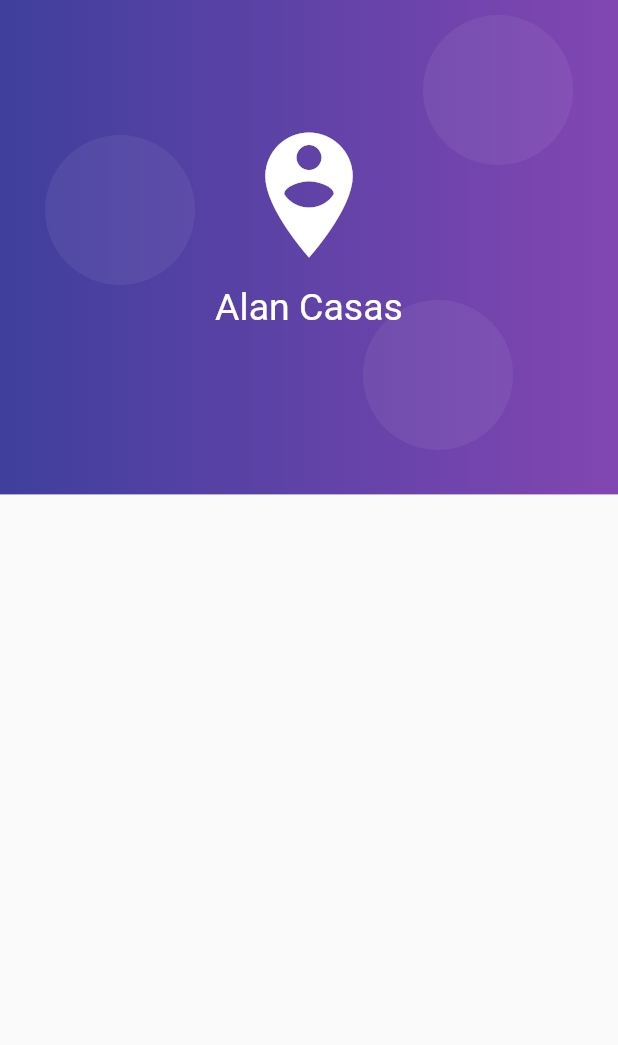
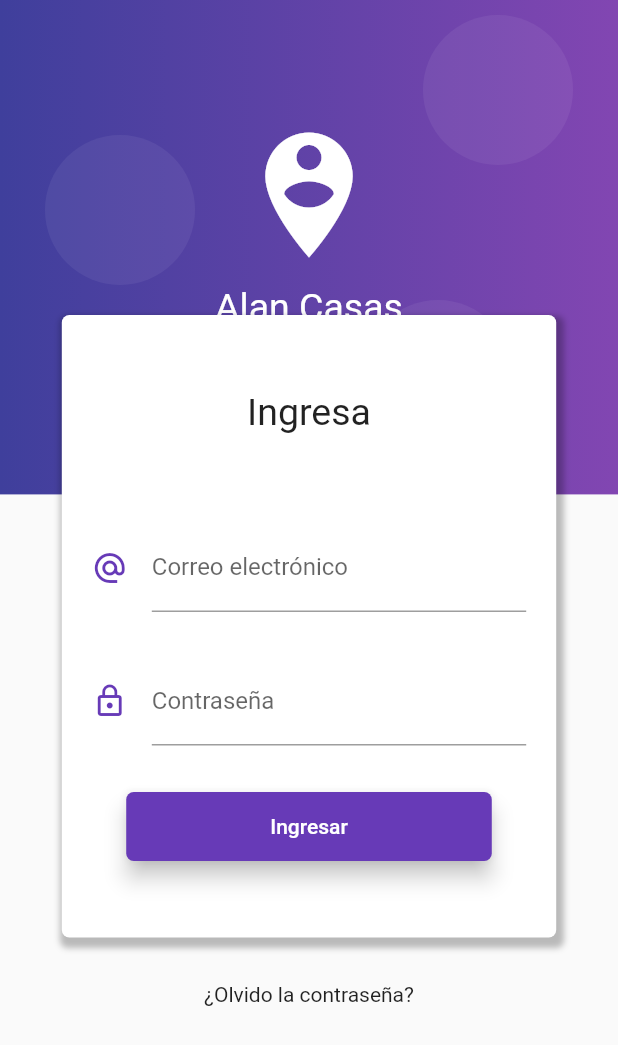
Before and after one commit to AlanCasasArevalo/Form-Validation-Flutter-, a Flutter app: the screen it shows after launch, on a phone screen of 412 x 824 dp. Shown: the top 1045 px of the screen. Run offline on Flutter 3.47's test engine with Material 2 defaults, Android fonts, the phone set to English and light mode, and no system bars.

Commit message:
[FEATURE][LOGIN] * Login page was improved

```diff
--- a/lib/src/page/login_page.dart
+++ b/lib/src/page/login_page.dart
@@ -8,7 +8,95 @@ class LoginPage extends StatelessWidget {
     return Scaffold(
       body: Stack(children: [
         _backgroundBuilder(context),
+        _loginForm(context),
       ]),
+    );
+  }
+
+  Widget _loginForm(BuildContext context) {
+    final size = MediaQuery.of(context).size;
+    return SingleChildScrollView(
+      child: Column(
+        children: [
+          SafeArea(child: Container(height: 180,)),
+          Container(
+            width: size.width * 0.8,
+            padding: EdgeInsets.symmetric(vertical: 50),
+            margin: EdgeInsets.symmetric(vertical: 30),
+            decoration: BoxDecoration(
+                color: Colors.white,
+              borderRadius: BorderRadius.circular(5),
+              boxShadow: <BoxShadow> [
+                BoxShadow(
+                  color: Colors.black26,
+                  blurRadius: 3,
+                  offset: Offset(2, 4),
+                  spreadRadius: 3
+                )
+              ]
+            ),
+            child: Column(
+              children: [
+                Text('Ingresa', style: TextStyle(fontSize: 25),),
+                SizedBox(height: 60,),
+                _emailBuilder(),
+                SizedBox(height: 30,),
+                _passwordBuilder(),
+                SizedBox(height: 30,),
+                _buttonBuilder(),
+              ],
+            ),
+          ),
+
+          Text('¿Olvido la contraseña?'),
+          SizedBox(height: 100,)
+        ],
+      ),
+    );
+  }
+
+  Widget _emailBuilder() {
+    return Container(
+      padding: EdgeInsets.symmetric(horizontal: 20),
+      child: TextField(
+        keyboardType: TextInputType.emailAddress,
+        decoration: InputDecoration(
+          icon: Icon(Icons.alternate_email, color: Colors.deepPurple,),
+          hintText: 'ejemplo@gmail.com',
+          labelText: 'Correo electrónico'
+        ),
+      ),
+    );
+  }
+
+  Widget _passwordBuilder() {
+    return Container(
+      padding: EdgeInsets.symmetric(horizontal: 20),
+      child: TextField(
+        obscureText: true,
+        decoration: InputDecoration(
+          icon: Icon(Icons.lock_outline, color: Colors.deepPurple,),
+          labelText: 'Contraseña'
+        ),
+      ),
+    );
+  }
+
+  Widget _buttonBuilder() {
+    return RaisedButton(
+      child: Container(
+        padding: EdgeInsets.symmetric(horizontal: 80, vertical: 15),
+        child: Text('Ingresar'),
+      ),
+        shape: RoundedRectangleBorder(
+          borderRadius: BorderRadius.circular(5)
+        ),
+        elevation: 6,
+        color: Colors.deepPurple,
+        textColor: Colors.white,
+        onPressed: () {
+
+        }
     );
   }
 
@@ -42,9 +130,19 @@ class LoginPage extends StatelessWidget {
           padding: EdgeInsets.only(top: 80),
           child: Column(
             children: [
-              Icon(Icons.person_pin_circle, color: Colors.white, size: 100,),
-              SizedBox(height: 10, width: double.infinity,),
-              Text('Alan Casas', style: TextStyle(color: Colors.white, fontSize: 25),),
+              Icon(
+                Icons.person_pin_circle,
+                color: Colors.white,
+                size: 100,
+              ),
+              SizedBox(
+                height: 10,
+                width: double.infinity,
+              ),
+              Text(
+                'Alan Casas',
+                style: TextStyle(color: Colors.white, fontSize: 25),
+              ),
             ],
           ),
         )
```
